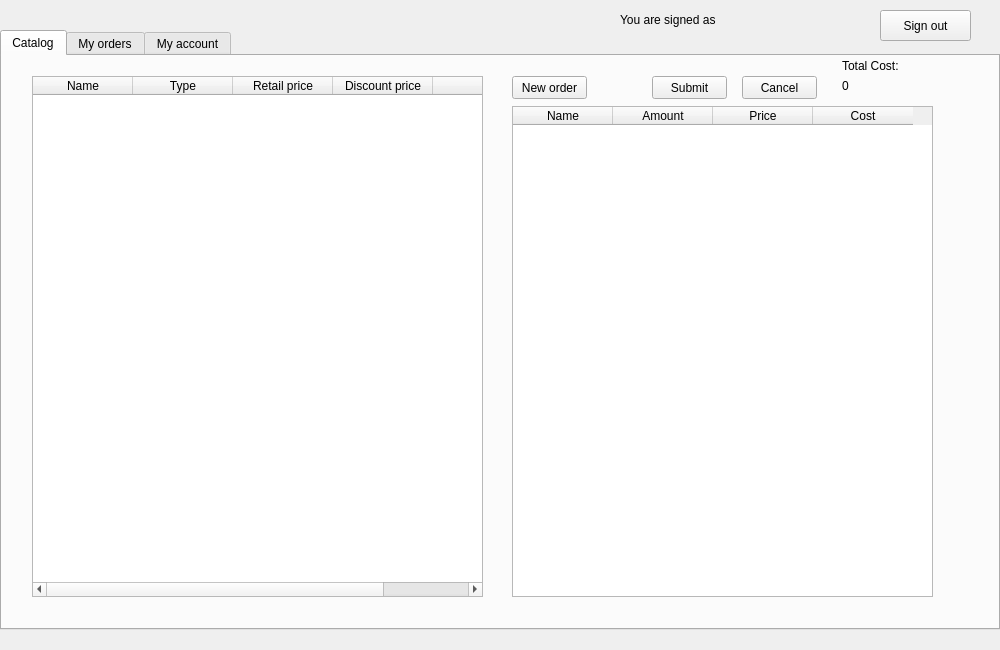
Above: front/customer/customer_window.ui from Nyakutka/brewery before the change. Below: the same form after it.
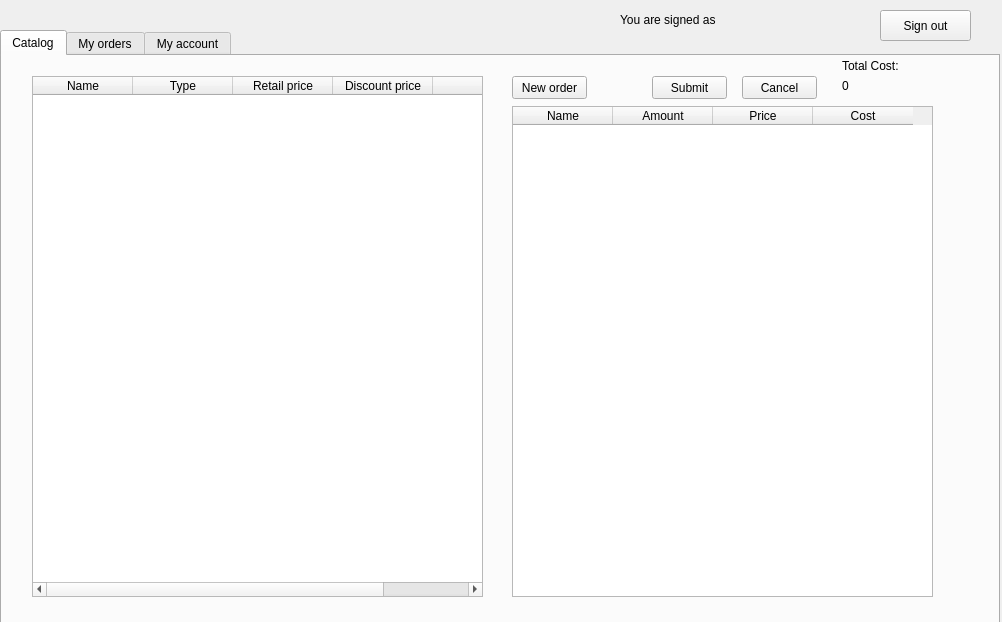
That is the form after the change.

The edit to the form file:
```diff
--- a/front/customer/customer_window.ui
+++ b/front/customer/customer_window.ui
@@ -6,8 +6,8 @@
    <rect>
     <x>0</x>
     <y>0</y>
-    <width>1000</width>
-    <height>650</height>
+    <width>1002</width>
+    <height>622</height>
    </rect>
   </property>
   <property name="baseSize">
```
Left out of the diff: 16 changed lines with no effect on the pictures.
